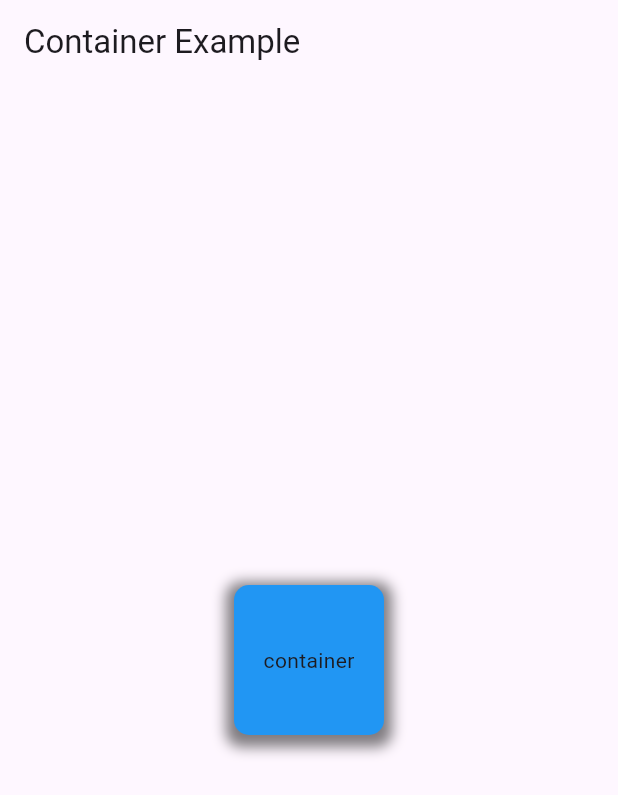
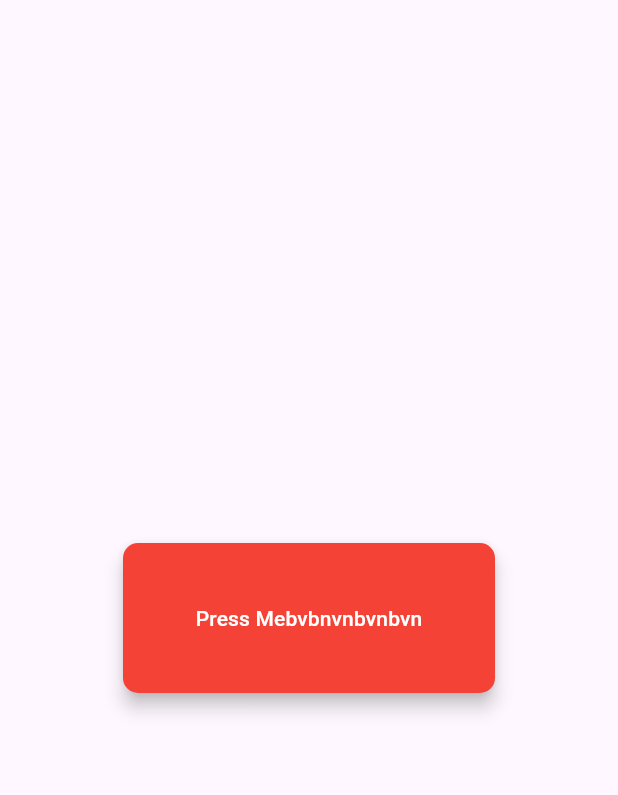
Before and after one commit to fajarakpdev/dasar-flutter-flume, a Flutter app: the screen it shows after launch, on a phone screen of 412 x 824 dp. Shown: the top 795 px of the screen. Run offline on Flutter 3.47's test engine with Material 3 defaults, Android fonts, the phone set to English and light mode, and no system bars.

Commit message:
elevatedbutton

```diff
--- /dev/null
+++ b/lib/elevatedbutton.dart
@@ -0,0 +1,33 @@
+import 'package:dasar_flutter/container.dart';
+import 'package:flutter/material.dart';
+
+class ElevatedButton01 extends StatelessWidget {
+  const ElevatedButton01({super.key});
+
+  @override
+  Widget build(BuildContext context) {
+    return Scaffold(
+      body: Center(
+        child: ElevatedButton(
+          onPressed: () {
+            Navigator.push(context,
+                MaterialPageRoute(builder: (context) => const Container01()));
+          },
+          style: ElevatedButton.styleFrom(
+            foregroundColor: Colors.white,
+            backgroundColor: Colors.red,
+            elevation: 5.0,
+            shape: RoundedRectangleBorder(
+              borderRadius: BorderRadius.circular(10), // rounded corner
+            ),
+          ),
+          child: const SizedBox(
+            width: 200,
+            height: 100,
+            child: Center(child: Text('Press Mebvbnvnbvnbvn')),
+          ),
+        ),
+      ),
+    );
+  }
+}
--- a/lib/main.dart
+++ b/lib/main.dart
@@ -1,4 +1,5 @@
 import 'package:dasar_flutter/container.dart';
+import 'package:dasar_flutter/elevatedbutton.dart';
 import 'package:flutter/material.dart';
 
 void main() {
@@ -11,12 +12,13 @@ class MyApp extends StatelessWidget {
   @override
   Widget build(BuildContext context) {
     return MaterialApp(
+      debugShowCheckedModeBanner: false,
       title: 'Flutter Demo',
       theme: ThemeData(
         colorScheme: ColorScheme.fromSeed(seedColor: Colors.deepPurple),
         useMaterial3: true,
       ),
-      home: const Container01(),
+      home: const ElevatedButton01(),
     );
   }
 }
```
Also changed, not shown: lib/container.dart (+25 -3 lines).
